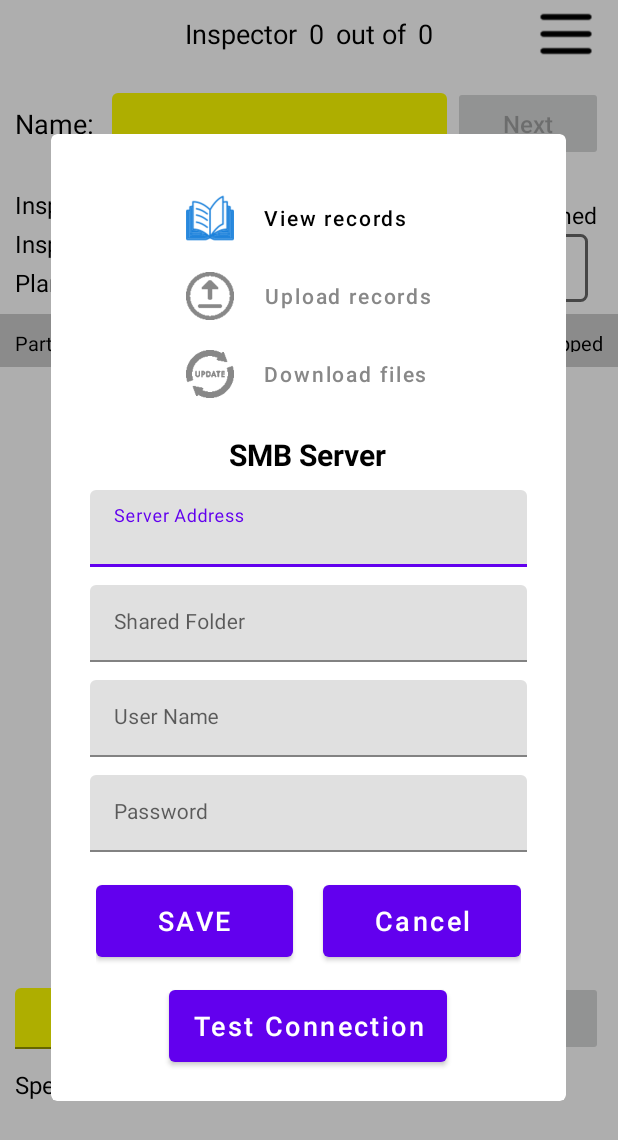
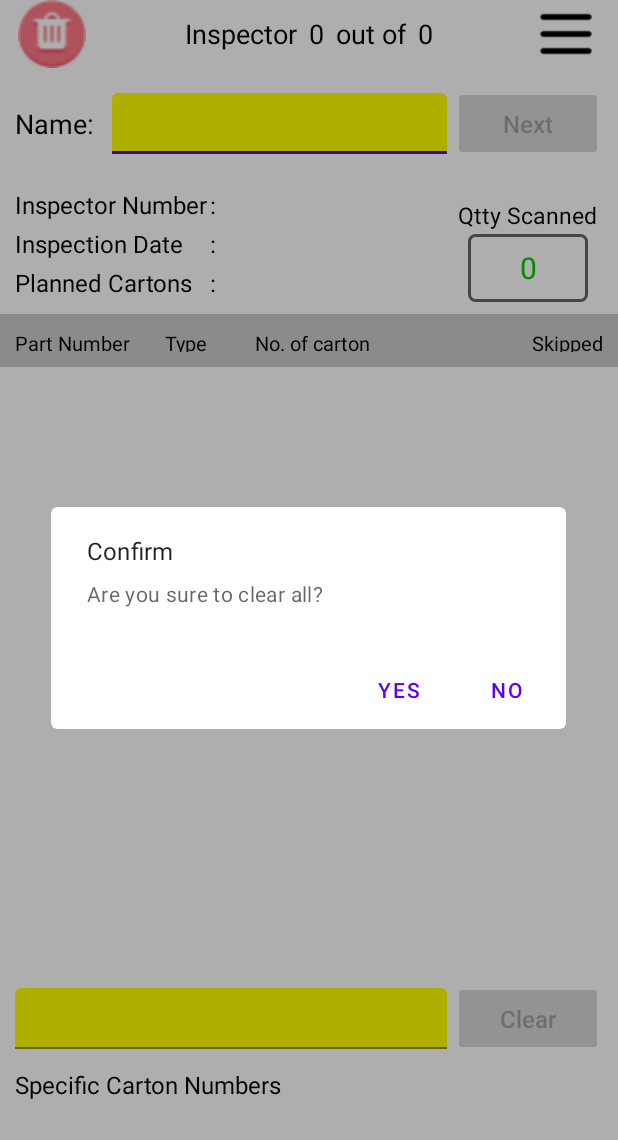
Before and after one commit to raphael-miranda/tischpacken, an Android app: the screen it shows after launch (MainActivity), after a tap on "Settings", on a phone screen of 412 x 824 dp. Shown: the top 1140 px of the screen. Run offline under Robolectric (Android 15) with nearby library versions, the phone set to English and light mode, and no system bars; libraries missing offline, so code that uses them is left out: com.hierynomus.msdtyp, com.hierynomus.mssmb2, com.hierynomus.smbj, org.apache.poi; 2 statements that could not run were skipped.

Commit message:
added clean up button

```diff
--- a/app/src/main/java/com/qrcode/tischpacken/MainActivity.java
+++ b/app/src/main/java/com/qrcode/tischpacken/MainActivity.java
@@ -107,7 +107,6 @@
 
     private TextInputEditText txtScan;
     private AppCompatButton btnClear;
-    private ImageButton btnSettings;
 
     private ColorStateList normalColors;
     private final ColorStateList yellowColors = new ColorStateList(
@@ -183,7 +182,8 @@
         txtScan = findViewById(R.id.txtScan);
         btnClear = findViewById(R.id.btnClear);
 
-        btnSettings = findViewById(R.id.btnSettings);
+        ImageButton btnClearAll = findViewById(R.id.btnClearAll);
+        ImageButton btnSettings = findViewById(R.id.btnSettings);
 
         normalColors = txtName.getBackgroundTintList();
         if (txtName.getText().toString().isEmpty()) {
@@ -214,11 +214,23 @@
             }
         }
 
+        btnClearAll.setOnClickListener(view -> {
+            new MaterialAlertDialogBuilder(this)
+                    .setTitle("Confirm")
+                    .setMessage("Are you sure to clear all?")
+                    .setNegativeButton("Yes", (dialogInterface, i) -> {
+                        clearAll();
+                        dialogInterface.dismiss();
+                    })
+                    .setPositiveButton("No", (dialogInterface, i) -> {
+                        dialogInterface.dismiss();
+                    })
+                    .show();
+        });
+
         btnNext.setOnClickListener(view -> {
             clearAll();
-            txtName.setEnabled(true);
-            txtName.requestFocus();
-            txtScan.setEnabled(false);
+
             txtScannedCounter.setText("0");
         });
 
@@ -585,6 +597,10 @@
 
         SpecificCartonsListAdapter specificCartonsListAdapter = new SpecificCartonsListAdapter(arrSpecificCtNrs, arrScannedCartonNrs);
         specificCartonsListView.setAdapter(specificCartonsListAdapter);
+
+        txtName.setEnabled(true);
+        txtName.requestFocus();
+        txtScan.setEnabled(false);
     }
 
     public interface VerificationCallback {
--- a/app/src/main/res/layout/activity_main.xml
+++ b/app/src/main/res/layout/activity_main.xml
@@ -13,6 +13,15 @@
     <RelativeLayout
         android:layout_width="match_parent"
         android:layout_height="wrap_content">
+
+        <ImageButton
+            android:id="@+id/btnClearAll"
+            android:layout_width="45dp"
+            android:layout_height="45dp"
+            android:background="@drawable/clear"
+            android:contentDescription="@string/settings"
+            android:layout_marginHorizontal="12dp"
+            android:layout_centerVertical="true"/>
 
         <LinearLayout
             android:layout_width="match_parent"
```
Also changed, not shown: app/src/main/res/drawable/clear.png (added).
